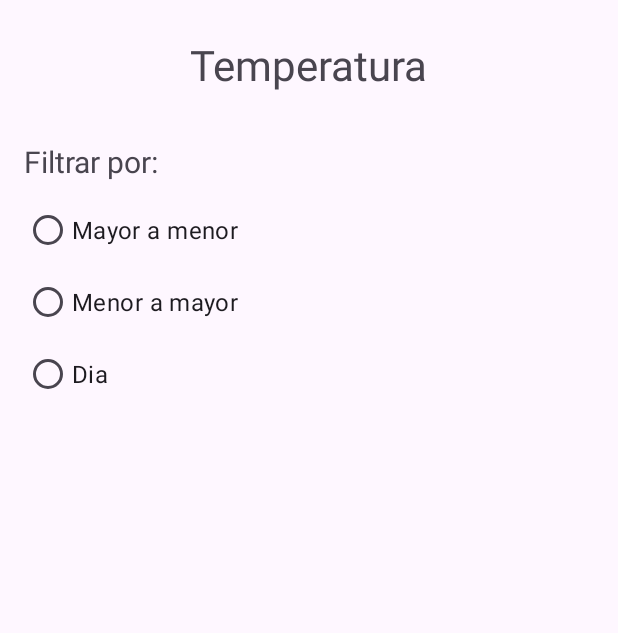
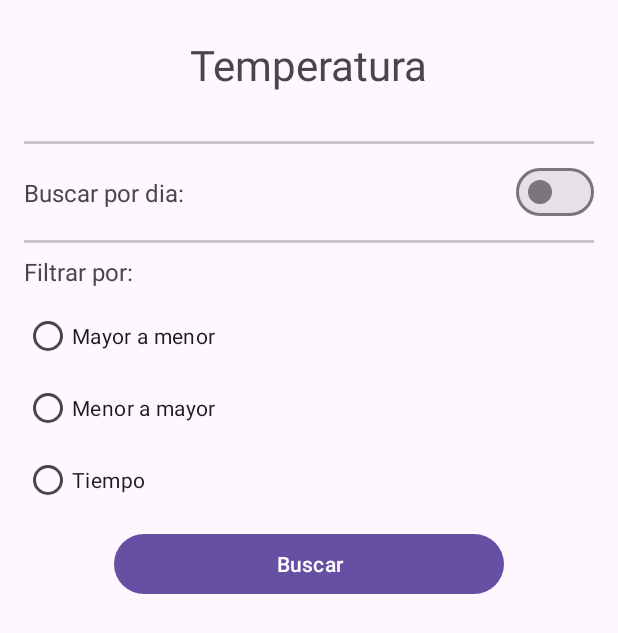
Before and after one commit to MiguelRom3ro/ArdTemp, an Android app: the layout activity_main.xml on its own in the app's theme, with its tools: preview values and no code run, on a phone screen of 412 x 824 dp. Shown: the top 633 px of the screen. Run offline under Robolectric (Android 15) with nearby library versions, the phone set to English and light mode, and no system bars.

Commit message:
Design completed

```diff
--- a/app/src/main/java/com/itess/ardtemp/MainActivity.kt
+++ b/app/src/main/java/com/itess/ardtemp/MainActivity.kt
@@ -1,19 +1,54 @@
 package com.itess.ardtemp
 
+import android.app.DatePickerDialog
 import androidx.appcompat.app.AppCompatActivity
 import android.os.Bundle
+import android.view.View
 import com.itess.ardtemp.databinding.ActivityMainBinding
+import java.util.Calendar
 
 class MainActivity : AppCompatActivity() {
 
     private lateinit var binding: ActivityMainBinding
-
 
     override fun onCreate(savedInstanceState: Bundle?) {
         super.onCreate(savedInstanceState)
 
         binding = ActivityMainBinding.inflate(layoutInflater)
         setContentView(binding.root)
+
+        binding.switchFbd.setOnCheckedChangeListener { _, b ->
+            if(b){
+                binding.tilDate.visibility = View.VISIBLE
+            }else{
+                binding.tilDate.visibility = View.GONE
+            }
+        }
+
+        binding.tietDate.setOnClickListener{
+            selectDate()
+        }
+    }
+
+    private fun selectDate(){
+        val calendar = Calendar.getInstance()
+        val year = calendar.get(Calendar.YEAR)
+        val month = calendar.get(Calendar.MONTH)
+        val dayOfMonth = calendar.get(Calendar.DAY_OF_MONTH)
+
+        // Creando una instancia de DatePickerDialog y mostrándola
+        val datePickerDialog = DatePickerDialog(
+            this,
+            { _, y, m, dayOfM ->
+                val selectedDate =
+                    "$dayOfM/${m + 1}/$y" // Se suma 1 al mes ya que es 0-indexed
+                binding.tilDate.hint = selectedDate
+            },
+            year,
+            month,
+            dayOfMonth
+        )
+        datePickerDialog.show()
     }
 
 }
--- a/app/src/main/res/layout/activity_main.xml
+++ b/app/src/main/res/layout/activity_main.xml
@@ -2,63 +2,128 @@
 <androidx.constraintlayout.widget.ConstraintLayout xmlns:android="http://schemas.android.com/apk/res/android"
     xmlns:app="http://schemas.android.com/apk/res-auto"
     xmlns:tools="http://schemas.android.com/tools"
-    android:layout_margin="@dimen/common_middle_padding"
+    android:padding="@dimen/common_middle_padding"
     android:layout_width="match_parent"
     android:layout_height="match_parent"
     tools:context=".MainActivity">
+
+    <LinearLayout
+        android:layout_width="match_parent"
+        android:layout_height="match_parent"
+        android:orientation="vertical">
 
         <TextView
             android:id="@+id/tv_title"
             android:layout_width="wrap_content"
             android:layout_height="wrap_content"
             android:text="@string/title"
+            android:layout_gravity="center"
             android:layout_marginTop="@dimen/common_min_padding"
-    android:textSize="@dimen/size_title1"
+            android:textSize="@dimen/size_title1" />
+
+        <com.google.android.material.divider.MaterialDivider
+            android:layout_width="match_parent"
+            android:layout_height="2dp"
+            android:layout_marginTop="@dimen/common_large_padding" />
+
+        <androidx.constraintlayout.widget.ConstraintLayout
+            android:layout_width="match_parent"
+            android:layout_height="wrap_content">
+
+            <TextView
+                android:layout_width="wrap_content"
+                android:layout_height="wrap_content"
+                android:text="@string/search_by_day"
+                android:textSize="16sp"
                 app:layout_constraintStart_toStartOf="parent"
+                app:layout_constraintTop_toTopOf="@id/switch_fbd"
+                app:layout_constraintBottom_toBottomOf="@id/switch_fbd"/>
+
+            <com.google.android.material.materialswitch.MaterialSwitch
+                android:id="@+id/switch_fbd"
+                android:layout_width="wrap_content"
+                android:layout_height="wrap_content"
+                android:layout_marginTop="@dimen/common_min_padding"
+                app:layout_constraintTop_toTopOf="parent"
                 app:layout_constraintEnd_toEndOf="parent"
-    app:layout_constraintTop_toTopOf="parent"/>
+                />
+
+            <com.google.android.material.textfield.TextInputLayout
+                android:id="@+id/til_date"
+                style="@style/Widget.MaterialComponents.TextInputLayout.OutlinedBox.Dense"
+                android:layout_width="match_parent"
+                android:layout_height="wrap_content"
+                android:visibility="gone"
+                android:hint="@string/select_date"
+                app:layout_constraintTop_toBottomOf="@id/switch_fbd">
+
+                <com.google.android.material.textfield.TextInputEditText
+                    android:id="@+id/tiet_date"
+                    android:layout_width="match_parent"
+                    android:layout_height="wrap_content"
+                    android:cursorVisible="false"
+                    android:clickable="false"
+                    android:focusable="false"
+                    android:focusableInTouchMode="false"
+                    android:drawableEnd="@drawable/ic_calendar"
+                    android:inputType="date"/>
+
+            </com.google.android.material.textfield.TextInputLayout>
+
+            <com.google.android.material.divider.MaterialDivider
+                android:layout_width="match_parent"
+                android:layout_height="2dp"
+                android:layout_marginTop="@dimen/common_min_padding"
+                app:layout_constraintTop_toBottomOf="@id/til_date"
+                />
+
+        </androidx.constraintlayout.widget.ConstraintLayout>
+
 
         <TextView
             android:id="@+id/tv_filter_by"
             android:layout_width="wrap_content"
             android:layout_height="wrap_content"
             android:text="@string/filter_by"
-        android:layout_marginTop="@dimen/common_large_padding"
-        android:textSize="20sp"
-        app:layout_constraintTop_toBottomOf="@id/tv_title"
-        app:layout_constraintStart_toStartOf="parent"
-        />
+            android:layout_marginTop="@dimen/common_min_padding"
+            android:textSize="16sp" />
 
         <RadioGroup
             android:id="@+id/radio_group"
             android:layout_width="match_parent"
             android:layout_height="wrap_content"
-        android:layout_marginTop="@dimen/common_min_padding"
-        app:layout_constraintTop_toBottomOf="@id/tv_filter_by">
+            android:layout_marginTop="@dimen/common_min_padding">
 
             <com.google.android.material.radiobutton.MaterialRadioButton
                 android:id="@+id/radio_button_1"
                 android:layout_width="match_parent"
                 android:layout_height="match_parent"
                 android:text="@string/higher_to_lower"
-            android:textSize="16sp"/>
+                android:textSize="14sp"/>
 
             <com.google.android.material.radiobutton.MaterialRadioButton
                 android:id="@+id/radio_button_2"
                 android:layout_width="match_parent"
                 android:layout_height="match_parent"
                 android:text="@string/lower_to_higher"
-            android:textSize="16sp"/>
+                android:textSize="14sp"/>
 
             <com.google.android.material.radiobutton.MaterialRadioButton
                 android:id="@+id/radio_button_3"
                 android:layout_width="match_parent"
                 android:layout_height="match_parent"
-            android:text="@string/day"
-            android:textSize="16sp" />
+                android:text="@string/time"
+                android:textSize="14sp"/>
 
         </RadioGroup>
 
+        <com.google.android.material.button.MaterialButton
+            android:layout_width="260dp"
+            android:layout_height="wrap_content"
+            android:layout_marginTop="@dimen/common_min_padding"
+            android:layout_gravity="center"
+            android:text="@string/search"/>
 
+    </LinearLayout>
 
 </androidx.constraintlayout.widget.ConstraintLayout>
--- a/app/src/main/res/values/strings.xml
+++ b/app/src/main/res/values/strings.xml
@@ -7,4 +7,10 @@
     <string name="higher_to_lower">Mayor a menor</string>
     <string name="lower_to_higher">Menor a mayor</string>
     <string name="day">Dia</string>
+    <string name="format_date">DD/MM/YYYY</string>
+    <string name="filter_by_day">Filtrar por dia:</string>
+    <string name="search_by_day">Buscar por dia:</string>
+    <string name="search">Buscar</string>
+    <string name="time">Tiempo</string>
+    <string name="select_date">selecciona una fecha</string>
 </resources>
```
Lines whose indentation alone changed are shown as unchanged.
